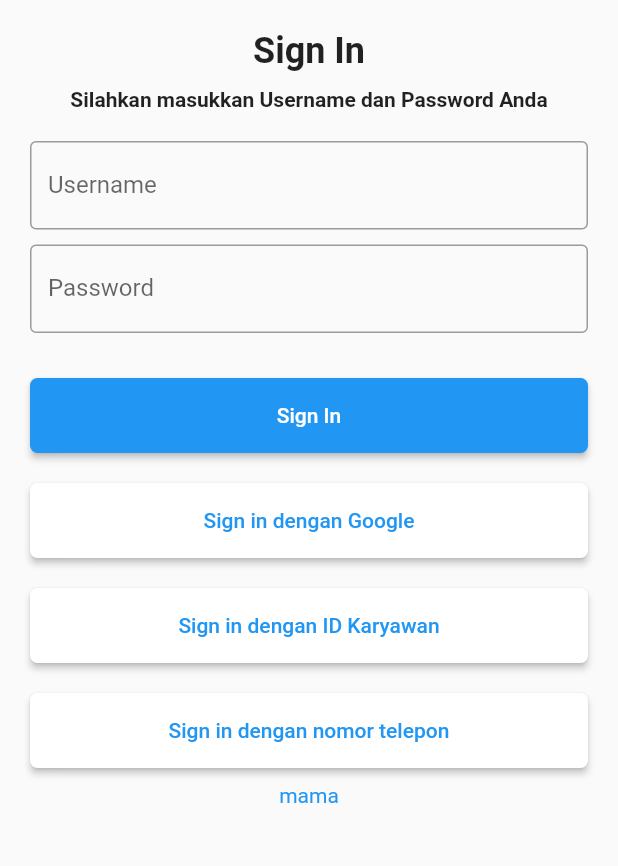
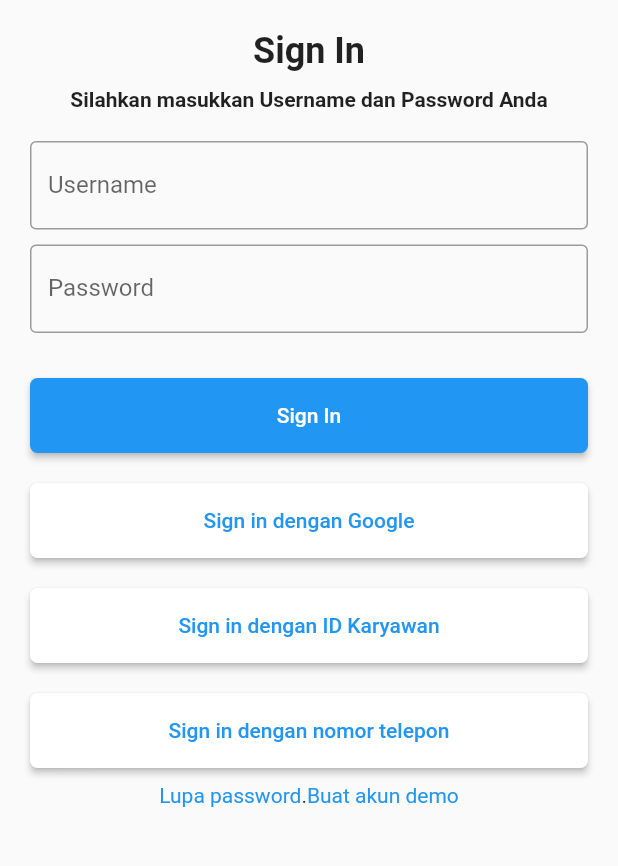
Before and after one commit to aamuzakii/arukari, a Flutter app: the screen it shows after launch, on a phone screen of 412 x 824 dp, the part 327-1193 px from its top. Run offline on Flutter 3.47's test engine with Material 2 defaults, Android fonts, the light colour scheme and no system bars.

Commit message:
make row anchor tag

```diff
--- a/lib/pages/login_page.dart
+++ b/lib/pages/login_page.dart
@@ -98,9 +98,19 @@ class LoginPage extends StatelessWidget {
                 ),
               ),
               ButtonList(buttons: buttonConfigs),
-              const LinkText(
-                text: "mama",
-                url: "https://github.com/",
+              Row(
+                mainAxisAlignment: MainAxisAlignment.center,
+                children: const [
+                  LinkText(
+                    text: "Lupa password",
+                    url: "https://github.com/",
+                  ),
+                  Text("."),
+                  LinkText(
+                    text: "Buat akun demo",
+                    url: "https://github.com/",
+                  ),
+                ],
               )
             ],
           ),
```
